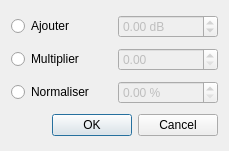
Before: the Qt Designer form sources/editor/tools/change_volume/toolchangevolume_gui.ui in davy7125/polyphone, drawn with Qt 5.
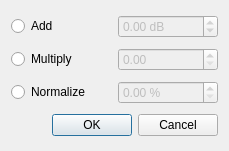
After: the same form once the commit is applied.

```diff
--- a/sources/editor/tools/change_volume/toolchangevolume_gui.ui
+++ b/sources/editor/tools/change_volume/toolchangevolume_gui.ui
@@ -17,7 +17,7 @@
    <item row="0" column="0">
     <widget class="QRadioButton" name="radioAdd">
      <property name="text">
-      <string>Ajouter</string>
+      <string>Add</string>
      </property>
     </widget>
    </item>
@@ -40,7 +40,7 @@
    <item row="1" column="0">
     <widget class="QRadioButton" name="radioMultiply">
      <property name="text">
-      <string>Multiplier</string>
+      <string>Multiply</string>
      </property>
     </widget>
    </item>
@@ -60,7 +60,7 @@
    <item row="2" column="0">
     <widget class="QRadioButton" name="radioNormalize">
      <property name="text">
-      <string>Normaliser</string>
+      <string>Normalize</string>
      </property>
     </widget>
    </item>
```
